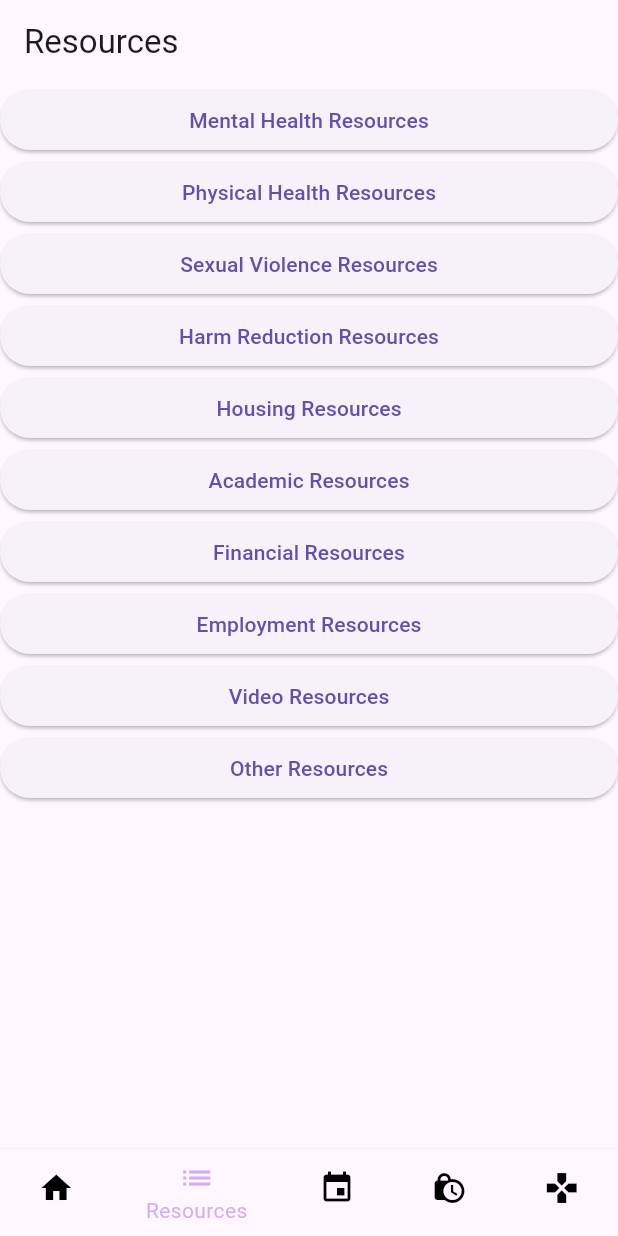
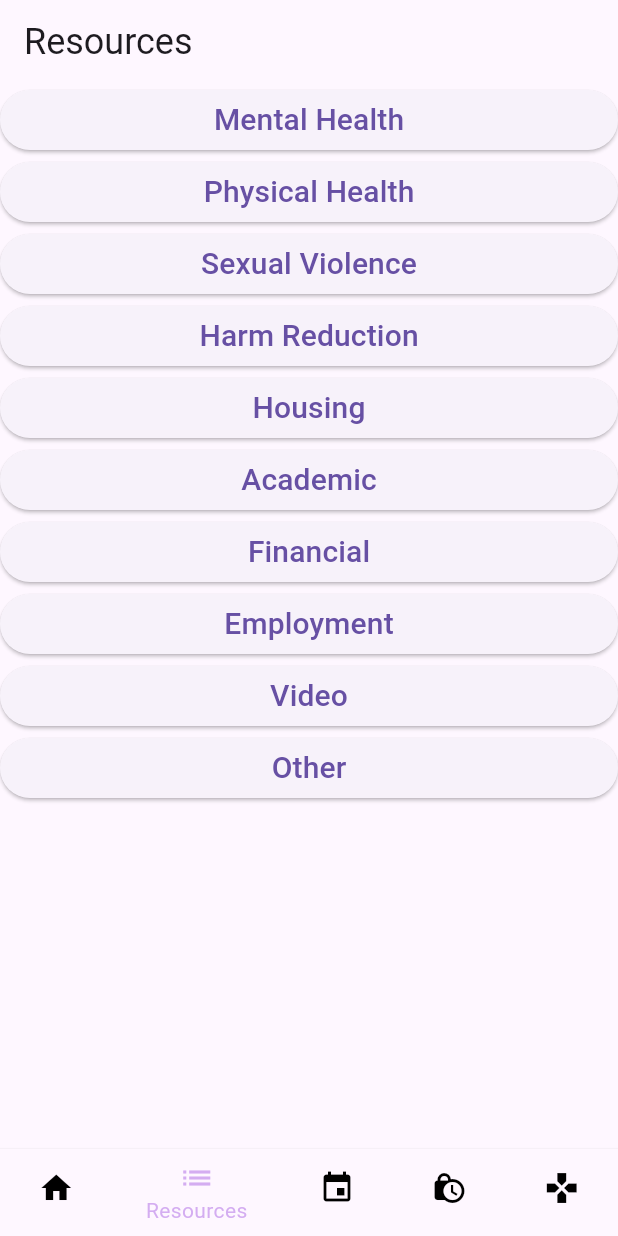
Before and after one commit to EhabHaque/wellness-app-master, a Flutter app: the screen it shows after launch, item 2 of the bottom bar chosen, on a phone screen of 412 x 824 dp. Run offline on Flutter 3.47's test engine with Material 3 defaults, Android fonts, the phone set to English and light mode, and no system bars; our stand-ins replace appwrite, flutter_local_notifications, shared_preferences.

Commit message:
Changed font and redundant string

```diff
--- a/lib/WishList.dart
+++ b/lib/WishList.dart
@@ -19,7 +19,7 @@ class ResourcesPage extends StatelessWidget {
   Widget build(BuildContext context) {
     return Scaffold(
       appBar: AppBar(
-        title: Text('Resources'),
+        title: Text('Resources', style: TextStyle(fontSize: 24)),
       ),
       body: ListView.builder(
         itemCount: 10,
@@ -28,43 +28,43 @@ class ResourcesPage extends StatelessWidget {
           String resourceContent = '';
           switch (index) {
             case 0:
-              resourceName = 'Mental Health Resources';
+              resourceName = 'Mental Health';
               resourceContent = mentalHealthResources;
               break;
             case 1:
-              resourceName = 'Physical Health Resources';
+              resourceName = 'Physical Health';
               resourceContent = physicalHealthResources;
               break;
             case 2:
-              resourceName = 'Sexual Violence Resources';
+              resourceName = 'Sexual Violence';
               resourceContent = sexualViolenceResources;
               break;
             case 3:
-              resourceName = 'Harm Reduction Resources';
+              resourceName = 'Harm Reduction';
               resourceContent = harmReductionResources;
               break;
             case 4:
-              resourceName = 'Housing Resources';
+              resourceName = 'Housing';
               resourceContent = housingResources;
               break;
             case 5:
-              resourceName = 'Academic Resources';
+              resourceName = 'Academic';
               resourceContent = academicResources;
               break;
             case 6:
-              resourceName = 'Financial Resources';
+              resourceName = 'Financial';
               resourceContent = financialResources;
               break;
             case 7:
-              resourceName = 'Employment Resources';
+              resourceName = 'Employment';
               resourceContent = employmentResources;
               break;
             case 8:
-              resourceName = 'Video Resources';
+              resourceName = 'Video';
               resourceContent = videoResources;
               break;
             case 9:
-              resourceName = 'Other Resources';
+              resourceName = 'Other';
               resourceContent = otherResources;
               break;
           }
@@ -94,7 +94,9 @@ class ResourceButton extends StatelessWidget {
           ),
         );
       },
-      child: Text(resourceName),
+      child: Container(
+          alignment: Alignment.center,
+          child: Text(resourceName, style: TextStyle(fontSize: 20))),
     );
   }
 }
@@ -125,11 +127,6 @@ class ResourceDetailPage extends StatelessWidget {
           child: Column(
             crossAxisAlignment: CrossAxisAlignment.start,
             children: [
-              //Text(
-              //  'Resource Name: $resourceName',
-              //  style: TextStyle(fontSize: 18, fontWeight: FontWeight.bold),
-              //),
-              //SizedBox(height: 10),
               Text(
                 '$resourceContent',
                 style: TextStyle(fontSize: 16),
```
